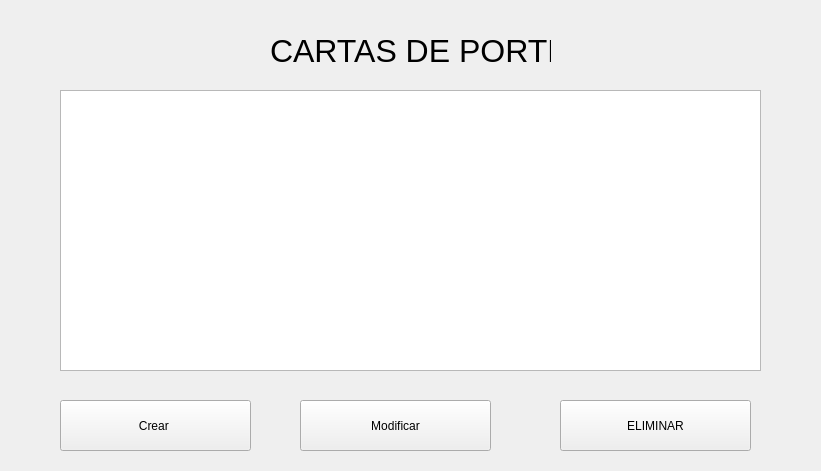
This is gui_cartaporte.ui in Jose-Cisneros/MoliTec as Qt 5 draws it before an edit. The edited form follows.
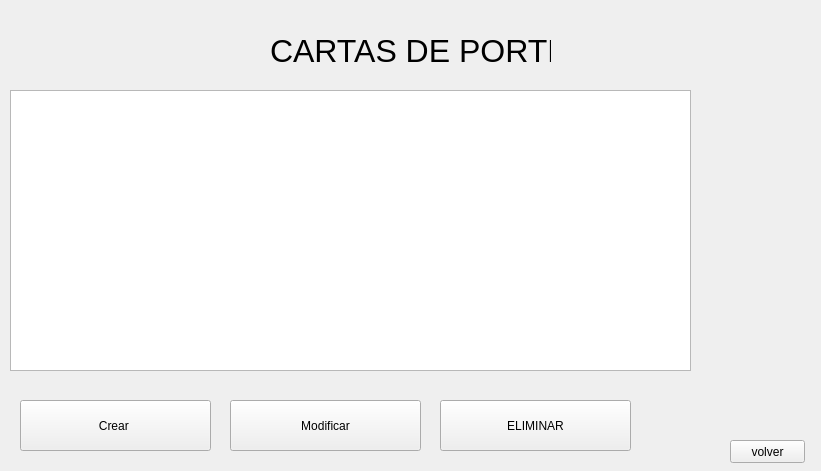
This is the edited form.

Patch:
```diff
--- a/gui_cartaporte.ui
+++ b/gui_cartaporte.ui
@@ -2,6 +2,14 @@
 <ui version="4.0">
  <class>Gui_CartaPorte</class>
  <widget class="QWidget" name="Gui_CartaPorte">
+  <property name="geometry">
+   <rect>
+    <x>0</x>
+    <y>0</y>
+    <width>821</width>
+    <height>471</height>
+   </rect>
+  </property>
   <property name="windowTitle">
    <string>Form</string>
   </property>
@@ -32,7 +40,7 @@
   <widget class="QPushButton" name="crearCp">
    <property name="geometry">
     <rect>
-     <x>60</x>
+     <x>20</x>
      <y>400</y>
      <width>191</width>
      <height>51</height>
@@ -45,7 +53,7 @@
   <widget class="QPushButton" name="pushButton_2">
    <property name="geometry">
     <rect>
-     <x>300</x>
+     <x>230</x>
      <y>400</y>
      <width>191</width>
      <height>51</height>
@@ -58,7 +66,7 @@
   <widget class="QPushButton" name="pushButton_3">
    <property name="geometry">
     <rect>
-     <x>560</x>
+     <x>440</x>
      <y>400</y>
      <width>191</width>
      <height>51</height>
@@ -71,13 +79,26 @@
   <widget class="QTableView" name="tableView">
    <property name="geometry">
     <rect>
-     <x>60</x>
+     <x>10</x>
      <y>90</y>
-     <width>701</width>
+     <width>681</width>
      <height>281</height>
     </rect>
    </property>
   </widget>
+  <widget class="QPushButton" name="pushButton">
+   <property name="geometry">
+    <rect>
+     <x>730</x>
+     <y>440</y>
+     <width>75</width>
+     <height>23</height>
+    </rect>
+   </property>
+   <property name="text">
+    <string>volver</string>
+   </property>
+  </widget>
  </widget>
  <resources/>
  <connections/>
```
